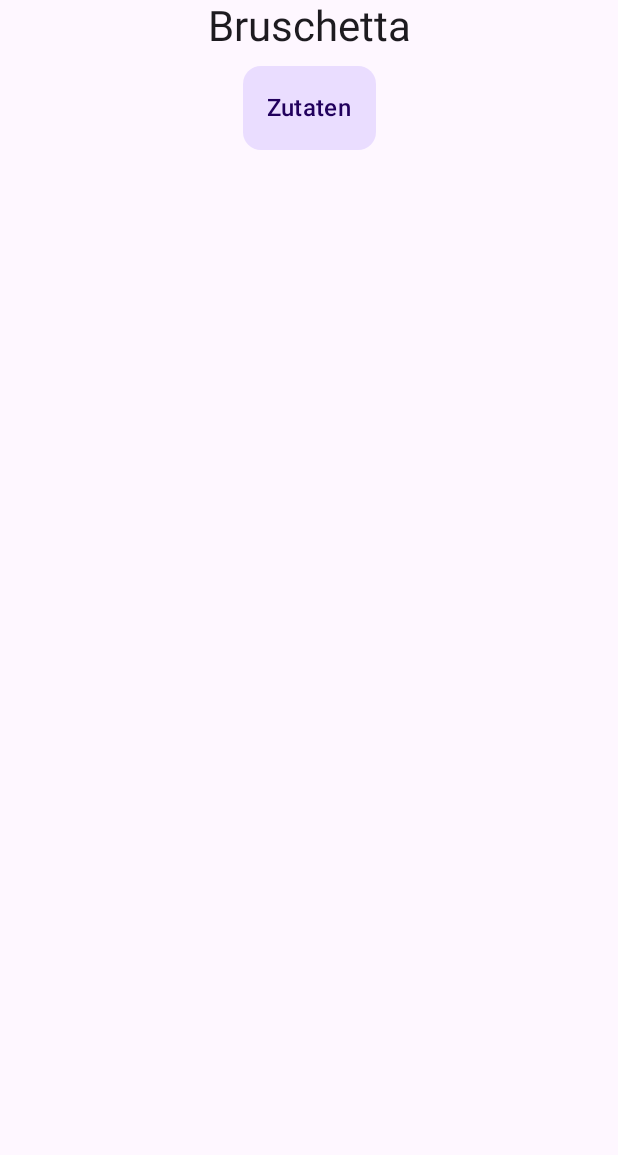
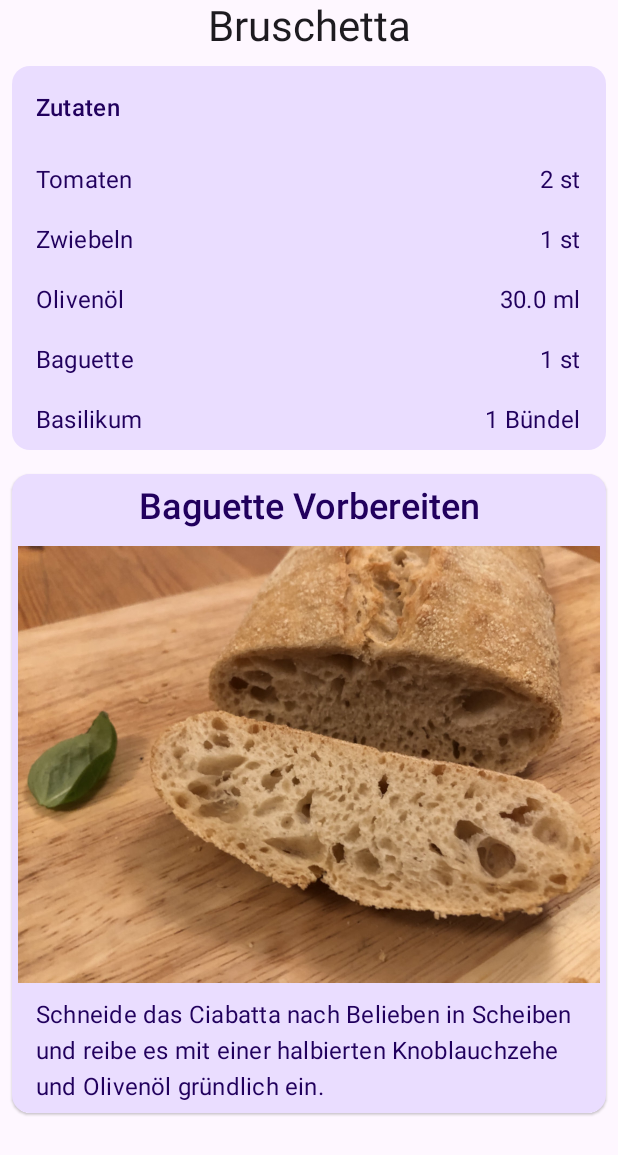
Before and after one commit to chris-prenissl/LasagneDinner, an Android app built with Jetpack Compose: the screen it shows after launch (MainActivity), after a tap on "Bruschetta", on a phone screen of 412 x 824 dp. Shown: the top 1155 px of the screen. Run offline under Robolectric (Android 15) with nearby library versions, the light colour scheme and no system bars.

Commit message:
added padding for step description

```diff
--- a/app/src/main/java/com/dinner/lasagnedinner/data/repository/RecipeRepositoryImpl.kt
+++ b/app/src/main/java/com/dinner/lasagnedinner/data/repository/RecipeRepositoryImpl.kt
@@ -1,7 +1,11 @@
 package com.dinner.lasagnedinner.data.repository
 
 import com.dinner.lasagnedinner.R
+import com.dinner.lasagnedinner.domain.model.CountableIngredient
 import com.dinner.lasagnedinner.domain.model.Dish
+import com.dinner.lasagnedinner.domain.model.DishStep
+import com.dinner.lasagnedinner.domain.model.IngredientType
+import com.dinner.lasagnedinner.domain.model.UncountableIngredient
 import com.dinner.lasagnedinner.domain.repository.RecipeRepository
 
 class RecipeRepositoryImpl : RecipeRepository {
@@ -9,9 +13,41 @@ class RecipeRepositoryImpl : RecipeRepository {
         listOf(
             Dish(
                 title = "Bruschetta",
-                ingredients = emptyList(),
+                ingredients = listOf(
+                    CountableIngredient(
+                        title = "Tomaten",
+                        value = 2,
+                        type = IngredientType.Amount,
+                    ),
+                    CountableIngredient(
+                        title = "Zwiebeln",
+                        value = 1,
+                        type = IngredientType.Amount,
+                    ),
+                    UncountableIngredient(
+                        title = "Olivenöl",
+                        value = 30.0f,
+                        type = IngredientType.Milliliter,
+                    ),
+                    CountableIngredient(
+                        title = "Baguette",
+                        value = 1,
+                        type = IngredientType.Amount,
+                    ),
+                    CountableIngredient(
+                        title = "Basilikum",
+                        value = 1,
+                        type = IngredientType.Truss,
+                    ),
+                ),
                 imagePath = R.drawable.bruschetta,
-                steps = emptyList(),
+                steps = listOf(
+                    DishStep(
+                        imagePath = R.drawable.schritt1,
+                        title = "Baguette Vorbereiten",
+                        stepDescription = "Schneide das Ciabatta nach Belieben in Scheiben und reibe es mit einer halbierten Knoblauchzehe und Olivenöl gründlich ein.",
+                    ),
+                ),
                 durationInMin = 30,
             ),
             Dish(
--- a/app/src/main/java/com/dinner/lasagnedinner/domain/model/Ingredient.kt
+++ b/app/src/main/java/com/dinner/lasagnedinner/domain/model/Ingredient.kt
@@ -10,4 +10,5 @@ enum class IngredientType(val unit: String? = null) {
     Gram("g"),
     Milliliter("ml"),
     Amount("st"),
+    Truss("Bündel"),
 }
--- a/app/src/main/java/com/dinner/lasagnedinner/presentation/component/StepItem.kt
+++ b/app/src/main/java/com/dinner/lasagnedinner/presentation/component/StepItem.kt
@@ -49,14 +49,14 @@ fun StepItem(dishStep: DishStep) {
             )
             Row(
                 verticalAlignment = Alignment.CenterVertically,
-                modifier =
-                Modifier
+                modifier = Modifier
                     .fillMaxWidth()
                     .padding(AppConstants.Size.paddingStandard),
             ) {
                 Text(
                     text = dishStep.stepDescription,
                     style = MaterialTheme.typography.bodyLarge,
+                    modifier = Modifier.padding(horizontal = AppConstants.Size.paddingStandard),
                 )
             }
         }
```
